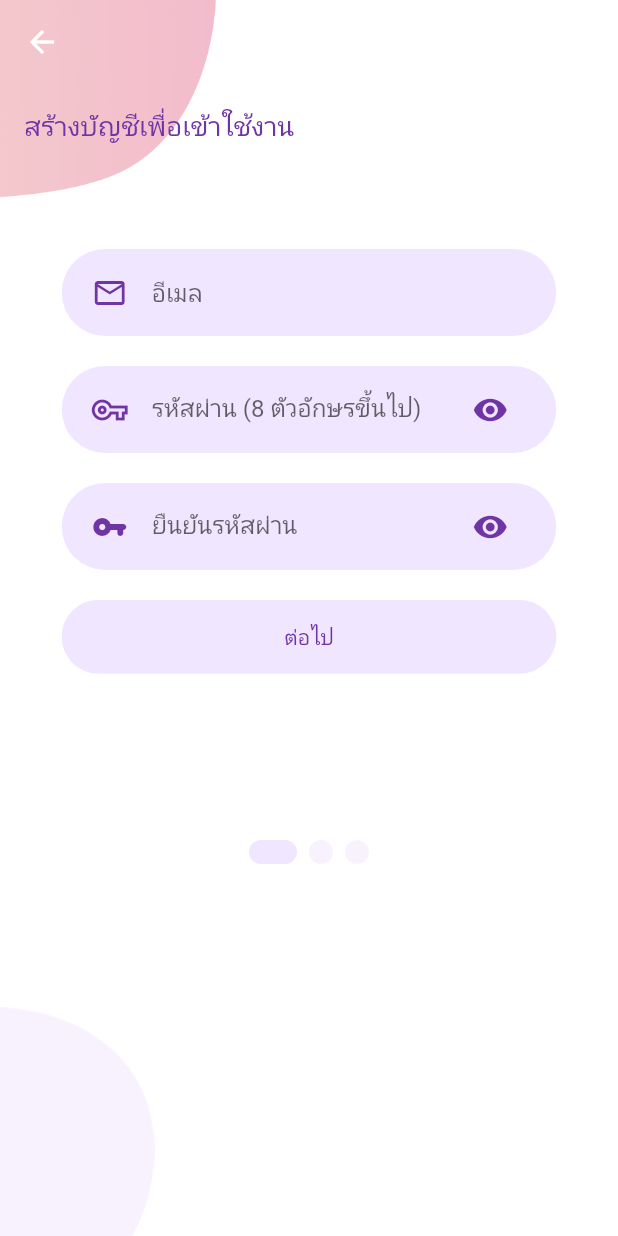
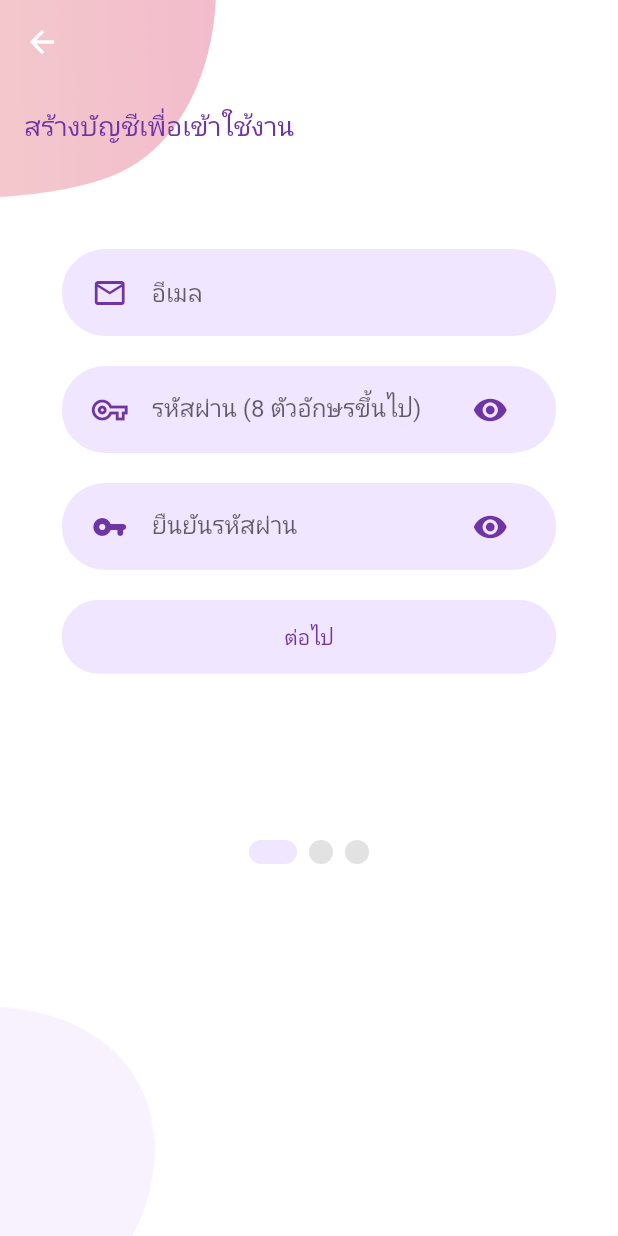
Before and after one commit to numvarn/flutter_base_project, a Flutter app: the SignUpScreen screen opened directly, on a phone screen of 412 x 824 dp. Run offline on Flutter 3.47's test engine with Material 2 defaults, Android fonts, the phone set to English and light mode, and no system bars; drawn by our look-alikes of carousel_slider, smooth_page_indicator; our stand-ins replace cached_network_image, dotted_decoration, flutter_datetime_picker, flutter_svg, google_fonts, google_nav_bar and 3 more; missing offline and left inert: multi_image_picker, smart_select; Roboto replaces fonts that are missing (Kanit).

Commit message:
complete setup smooth page indicator

```diff
--- a/lib/screens/signup/components/body_stepper.dart
+++ b/lib/screens/signup/components/body_stepper.dart
@@ -75,7 +75,7 @@ class _BodyStepperState extends State<BodyStepper> {
                       controller: pageController,
                       count: 3,
                       effect: ExpandingDotsEffect(
-                        dotColor: kPrimaryLightColor.withOpacity(0.5),
+                        dotColor: Colors.grey.withOpacity(0.3),
                         activeDotColor: kPrimaryLightColor,
                         expansionFactor: 2,
                       ),
```
